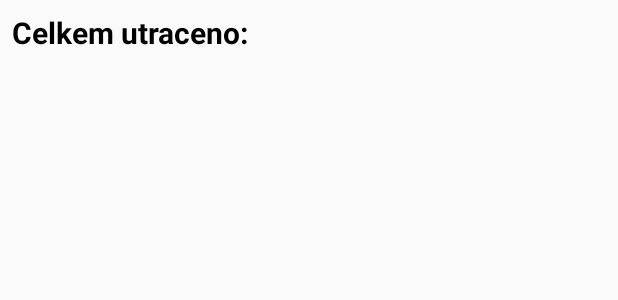
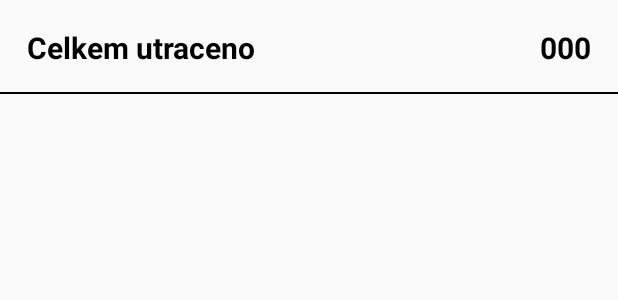
Before and after one commit to milandufek/DluznicekLite, an Android app: the layout tab_main_expenses.xml on its own in the app's theme, with its tools: preview values and no code run, on a phone screen of 412 x 824 dp. Shown: the top 300 px of the screen. Run offline under Robolectric (Android 15) with nearby library versions, the phone set to English and light mode, and no system bars.

```diff
--- a/app/src/main/java/cz/milandufek/dluzniceklite/utils/ExpenseRecyclerViewAdapter.java
+++ b/app/src/main/java/cz/milandufek/dluzniceklite/utils/ExpenseRecyclerViewAdapter.java
@@ -13,7 +13,6 @@ import android.widget.TextView;
 import java.util.List;
 
 import cz.milandufek.dluzniceklite.R;
-import cz.milandufek.dluzniceklite.models.Expense;
 import cz.milandufek.dluzniceklite.models.ExpenseItem;
 
 public class ExpenseRecyclerViewAdapter
--- a/app/src/main/res/drawable/border_line_bottom.xml
+++ b/app/src/main/res/drawable/border_line_bottom.xml
@@ -1,5 +1,22 @@
-<shape xmlns:android="http://schemas.android.com/apk/res/android"
-    android:shape="rectangle" >
-    <solid android:color="@android:color/white" />
-    <stroke android:width="1dp" android:color="@color/colorGray" />
-</shape>
+<?xml version="1.0" encoding="utf-8"?>
+<layer-list xmlns:android="http://schemas.android.com/apk/res/android" >
+    <item
+        android:bottom="1dp"
+        android:left="-2dp"
+        android:right="-2dp"
+        android:top="-2dp">
+        <shape android:shape="rectangle" >
+            <stroke
+                android:width="1dp"
+                android:color="#FF000000" />
+
+            <solid android:color="#00FFFFFF" />
+
+            <padding android:left="10dp"
+                android:right="10dp"
+                android:top="10dp"
+                android:bottom="10dp" />
+        </shape>
+    </item>
+
+</layer-list>
--- a/app/src/main/res/layout/item_expense.xml
+++ b/app/src/main/res/layout/item_expense.xml
@@ -12,6 +12,7 @@
         android:id="@+id/tv_expense_item_reason"
         android:layout_width="wrap_content"
         android:layout_height="wrap_content"
+        android:layout_marginStart="8dp"
         android:text="Reason"
         android:textColor="@color/colorBlack"
         android:textSize="24sp"
@@ -22,6 +23,7 @@
         android:id="@+id/tv_expense_item_amount"
         android:layout_width="wrap_content"
         android:layout_height="wrap_content"
+        android:layout_marginEnd="8dp"
         android:text="Amount"
         android:textColor="@color/colorBlack"
         android:textSize="24sp"
@@ -32,6 +34,7 @@
         android:id="@+id/tv_expense_item_info"
         android:layout_width="wrap_content"
         android:layout_height="wrap_content"
+        android:layout_marginStart="8dp"
         android:text="INFO"
         app:layout_constraintStart_toStartOf="parent"
         app:layout_constraintTop_toBottomOf="@+id/tv_expense_item_reason" />
--- a/app/src/main/res/layout/tab_main_expenses.xml
+++ b/app/src/main/res/layout/tab_main_expenses.xml
@@ -2,26 +2,55 @@
 <RelativeLayout
     xmlns:android="http://schemas.android.com/apk/res/android"
     xmlns:app="http://schemas.android.com/apk/res-auto"
+    xmlns:tools="http://schemas.android.com/tools"
     android:layout_width="match_parent"
-    android:layout_height="match_parent"
-    android:padding="@dimen/padding" >
+    android:layout_height="match_parent" >
+
+    <android.support.constraint.ConstraintLayout
+        android:id="@+id/rl_expenses_summary"
+        android:layout_width="match_parent"
+        android:layout_height="wrap_content"
+        android:background="@drawable/border_line_bottom" >
 
         <TextView
-        android:id="@+id/tv_expense_summary"
+            android:id="@+id/tv_expense_summary_title"
             android:layout_width="wrap_content"
             android:layout_height="wrap_content"
+            android:layout_marginBottom="8dp"
+            android:layout_marginStart="8dp"
+            android:layout_marginTop="8dp"
             android:text="@string/total_spent"
             android:textAlignment="center"
+            android:textColor="@color/colorBlack"
             android:textSize="20sp"
             android:textStyle="bold"
+            app:layout_constraintBottom_toBottomOf="parent"
+            app:layout_constraintStart_toStartOf="parent"
+            app:layout_constraintTop_toTopOf="parent" />
+
+        <TextView
+            android:id="@+id/tv_expense_summary_amount"
+            android:layout_width="wrap_content"
+            android:layout_height="wrap_content"
+            android:layout_marginBottom="8dp"
+            android:layout_marginEnd="8dp"
+            android:layout_marginTop="8dp"
+            android:text="000"
+            android:textAlignment="center"
             android:textColor="@color/colorBlack"
-        android:layout_marginBottom="8dp" />
+            android:textSize="20sp"
+            android:textStyle="bold"
+            app:layout_constraintBottom_toBottomOf="parent"
+            app:layout_constraintEnd_toEndOf="parent"
+            app:layout_constraintTop_toTopOf="parent" />
+
+    </android.support.constraint.ConstraintLayout>
 
     <android.support.v7.widget.RecyclerView
         android:id="@+id/rv_expense_list"
         android:layout_width="match_parent"
         android:layout_height="wrap_content"
-        android:layout_below="@+id/tv_expense_summary" >
+        android:layout_below="@+id/rl_expenses_summary" >
 
     </android.support.v7.widget.RecyclerView>
 
--- a/app/src/main/res/values/strings.xml
+++ b/app/src/main/res/values/strings.xml
@@ -79,6 +79,6 @@
     <string name="howmuch_is_null">Částka není správně</string>
     <string name="toast_no_expense">Nejsou tu žádné výdaje</string>
 
-    <string name="total_spent">Celkem utraceno:</string>
+    <string name="total_spent">Celkem utraceno</string>
 
 </resources>
```
Also changed, not shown: app/src/main/java/cz/milandufek/dluzniceklite/AboutActivity.java (+5 -5 lines), app/src/main/java/cz/milandufek/dluzniceklite/AddExpense.java (+6 -9 lines), app/src/main/java/cz/milandufek/dluzniceklite/AddGroup.java (+12 -25 lines), app/src/main/java/cz/milandufek/dluzniceklite/ListCurrency.java (+5 -29 lines), app/src/main/java/cz/milandufek/dluzniceklite/ListExpense.java (+12 -9 lines), app/src/main/java/cz/milandufek/dluzniceklite/ListGroups.java (+5 -28 lines), app/src/main/java/cz/milandufek/dluzniceklite/repository/CurrencyRepo.java (+24 -7 lines), app/src/main/java/cz/milandufek/dluzniceklite/repository/ExpenseRepo.java (+7 -1 lines), app/src/main/java/cz/milandufek/dluzniceklite/repository/GroupMemberRepo.java (+3 -4 lines), app/src/main/java/cz/milandufek/dluzniceklite/repository/GroupRepo.java (+18 -3 lines), app/src/main/java/cz/milandufek/dluzniceklite/utils/GroupRecyclerViewAdapter.java (+6 -10 lines). Lines whose indentation alone changed are shown as unchanged.
